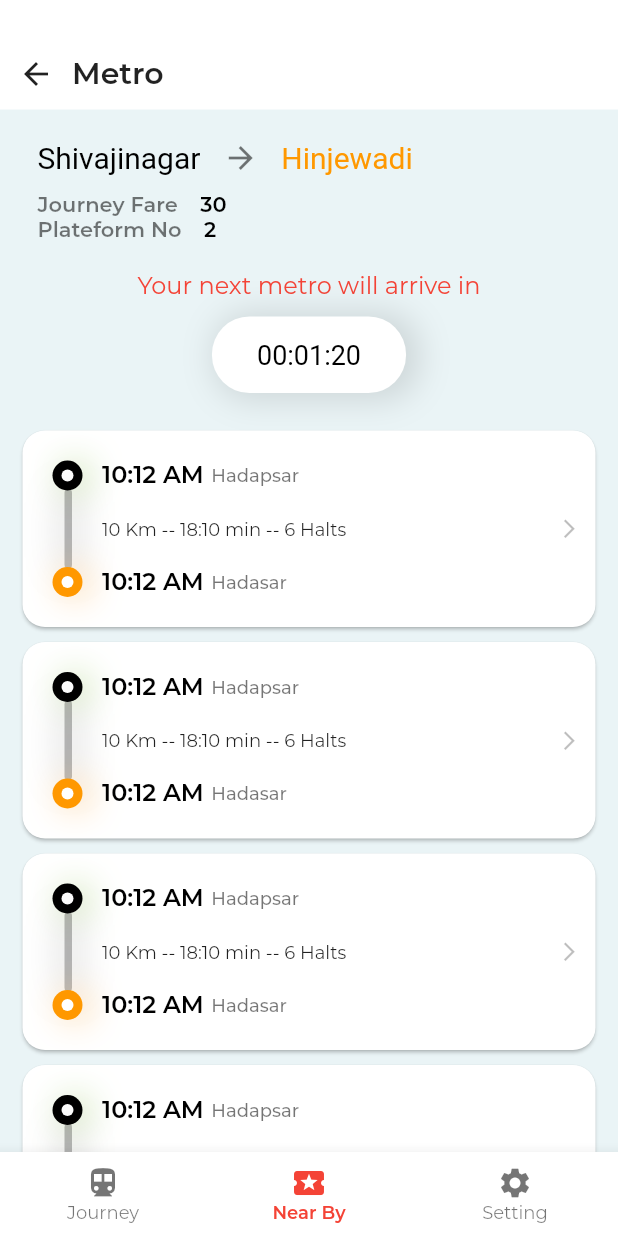
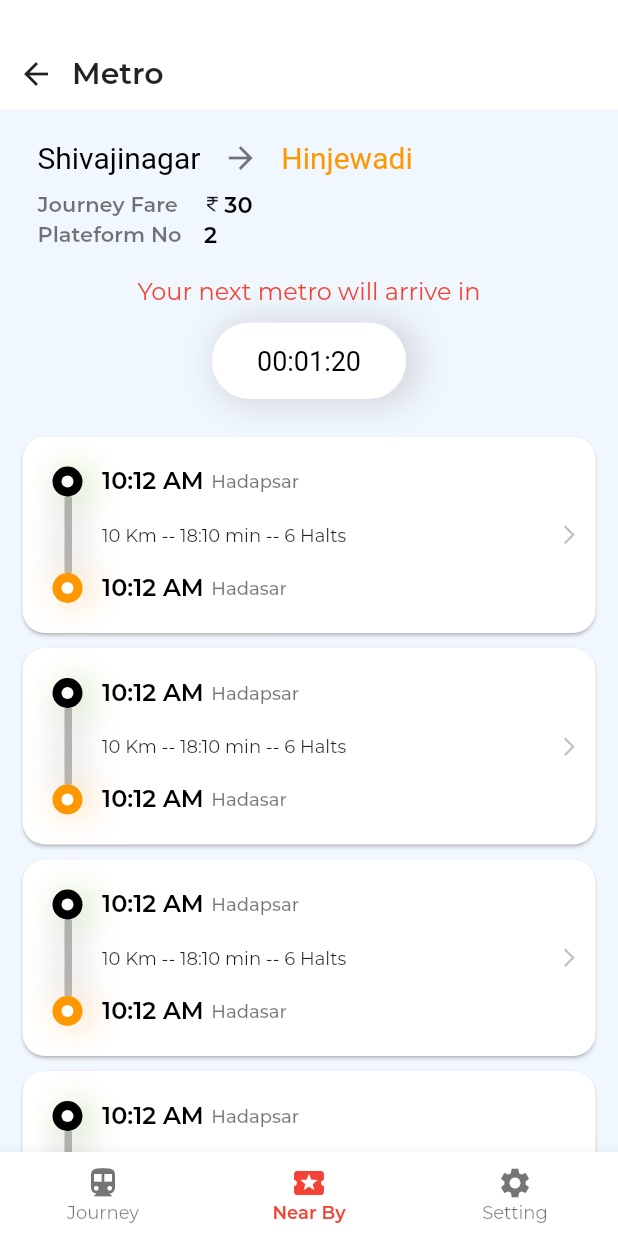
Before and after one commit to vikrantgund1990/timesofmetro, a Flutter app: the screen it shows after launch, item 2 of the bottom bar chosen, on a phone screen of 412 x 824 dp. Run offline on Flutter 3.47's test engine with Material 2 defaults, Android fonts, the phone set to English and light mode, and no system bars; our stand-ins replace carousel_slider; missing offline and left inert: autocomplete_textfield; Roboto replaces fonts that are missing (Montserrat_ExtraBold); project files that could hold a hidden picture were left out.

Commit message:
add rs icon

```diff
--- a/lib/screens/near_by.dart
+++ b/lib/screens/near_by.dart
@@ -17,7 +17,7 @@ class _TrendingNearByState extends State<TrendingNearByPage>{
   @override
   Widget build(BuildContext context) {
     return Container(
-      color: Color(0xffeaf4f6),
+      color: Color(0xfff1f7fe ),
       child: Column(
         mainAxisAlignment: MainAxisAlignment.start,
         children: <Widget>[
@@ -97,7 +97,7 @@ class _TrendingNearByState extends State<TrendingNearByPage>{
             padding: EdgeInsets.only(left: 25),
             child: Row(
               mainAxisAlignment: MainAxisAlignment.start,
-              crossAxisAlignment: CrossAxisAlignment.start,
+              crossAxisAlignment: CrossAxisAlignment.center,
               children: <Widget>[
                 Container(
                   child: Text('Journey Fare',style: TextStyle(
@@ -106,10 +106,12 @@ class _TrendingNearByState extends State<TrendingNearByPage>{
                     color: Colors.black54
                   ),),
                 ),
+                SizedBox(width: 15),
+                Image.asset('assets/images/rupee_icon.png',width: 16,height: 14,),
                 Container(
-                  margin: EdgeInsets.only(left: 15),
+                  //margin: EdgeInsets.only(left: 5),
                   child: Text('30',style: TextStyle(
-                      fontSize: 14,
+                      fontSize: 15,
                       fontFamily: 'Montserrat_SemiBold',
                       color: Colors.black
                   ),),
@@ -118,7 +120,7 @@ class _TrendingNearByState extends State<TrendingNearByPage>{
             ),
           ),
           Container(
-            padding: EdgeInsets.only(left: 25),
+            padding: EdgeInsets.only(left: 25,top: 2),
             child: Row(
               mainAxisAlignment: MainAxisAlignment.start,
               crossAxisAlignment: CrossAxisAlignment.start,
@@ -133,7 +135,7 @@ class _TrendingNearByState extends State<TrendingNearByPage>{
                 Container(
                   margin: EdgeInsets.only(left: 15),
                   child: Text('2',style: TextStyle(
-                      fontSize: 14,
+                      fontSize: 15,
                       fontFamily: 'Montserrat_SemiBold',
                       color: Colors.black
                   ),),
--- a/pubspec.yaml
+++ b/pubspec.yaml
@@ -45,6 +45,7 @@ flutter:
   # To add assets to your application, add an assets section, like this:
   assets:
     - assets/images/background.png
+    - assets/images/rupee_icon.png
 
   # An image asset can refer to one or more resolution-specific "variants", see
   # https://flutter.dev/assets-and-images/#resolution-aware.
```
Also changed, not shown: assets/images/rupee_icon.png (added).
